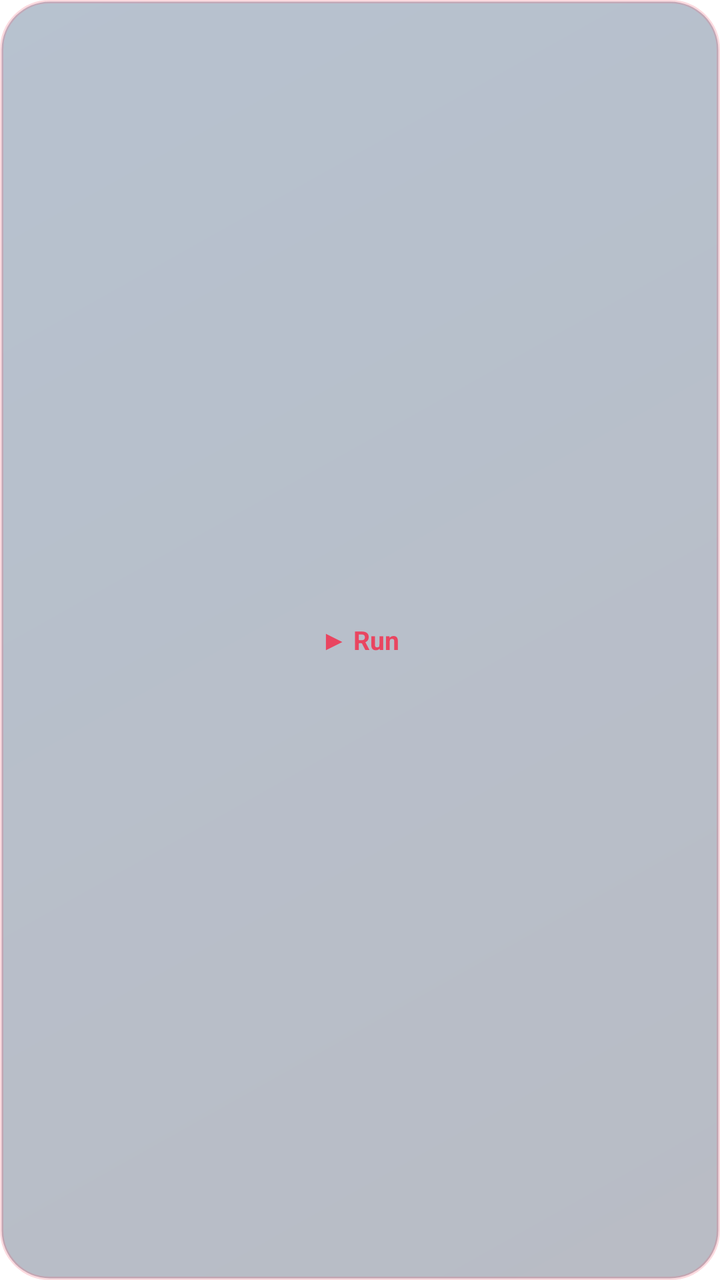
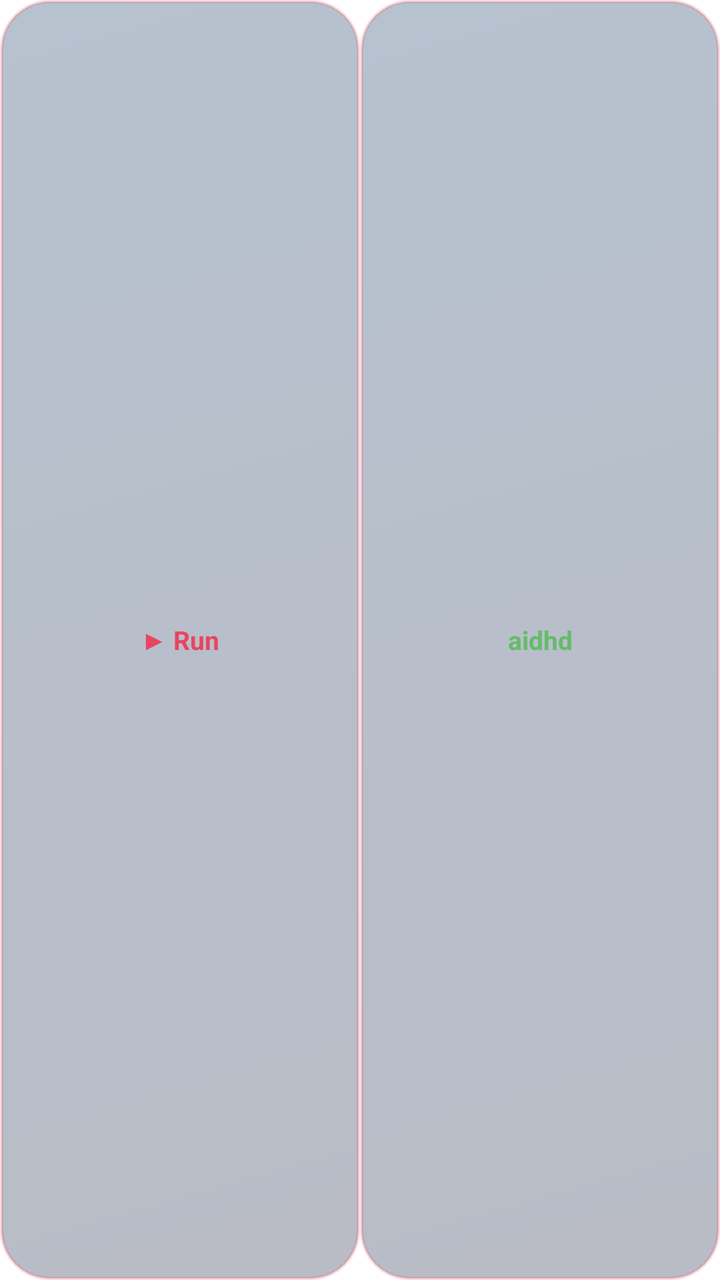

Two renders of the same Android screen: before a commit and after it. Below are the layout's source before the change and the commit's diff.
<!-- AndroidManifest.xml: fallback theme Theme.MaterialComponents.DayNight.NoActionBar -->
<!-- res/layout/widget_layout.xml -->
<?xml version="1.0" encoding="utf-8"?>
<TextView xmlns:android="http://schemas.android.com/apk/res/android"
    android:id="@+id/btn_run"
    android:layout_width="match_parent"
    android:layout_height="match_parent"
    android:gravity="center"
    android:background="@drawable/widget_bg"
    android:padding="8dp"
    android:text="▶ Run"
    android:textColor="#FFE94560"
    android:textSize="13sp"
    android:textStyle="bold" />
<!-- resources referenced by this layout -->
<resources>
  <!-- drawable widget_bg (drawable) -->
  <?xml version="1.0" encoding="utf-8"?>
  <shape xmlns:android="http://schemas.android.com/apk/res/android"
      android:shape="rectangle">
      <gradient
          android:startColor="#4D16213E"
          android:endColor="#4D0F3460"
          android:angle="135" />
      <corners android:radius="24dp" />
      <stroke android:width="1.5dp" android:color="#33E94560" />
  </shape>
</resources>

<!-- the commit's change to res/layout/widget_layout.xml (unified diff, before → after) -->
@@ -1,12 +1,33 @@
 <?xml version="1.0" encoding="utf-8"?>
-<TextView xmlns:android="http://schemas.android.com/apk/res/android"
-    android:id="@+id/btn_run"
+<LinearLayout xmlns:android="http://schemas.android.com/apk/res/android"
     android:layout_width="match_parent"
     android:layout_height="match_parent"
-    android:gravity="center"
-    android:background="@drawable/widget_bg"
-    android:padding="8dp"
-    android:text="▶ Run"
-    android:textColor="#FFE94560"
-    android:textSize="13sp"
-    android:textStyle="bold" />
+    android:orientation="horizontal">
+
+    <TextView
+        android:id="@+id/btn_run"
+        android:layout_width="0dp"
+        android:layout_height="match_parent"
+        android:layout_weight="1"
+        android:gravity="center"
+        android:background="@drawable/widget_bg"
+        android:padding="8dp"
+        android:text="▶ Run"
+        android:textColor="#FFE94560"
+        android:textSize="13sp"
+        android:textStyle="bold" />
+
+    <TextView
+        android:id="@+id/btn_aidhd"
+        android:layout_width="0dp"
+        android:layout_height="match_parent"
+        android:layout_weight="1"
+        android:gravity="center"
+        android:background="@drawable/widget_bg"
+        android:padding="8dp"
+        android:text="aidhd"
+        android:textColor="#FF66BB6A"
+        android:textSize="13sp"
+        android:textStyle="bold" />
+
+</LinearLayout>
